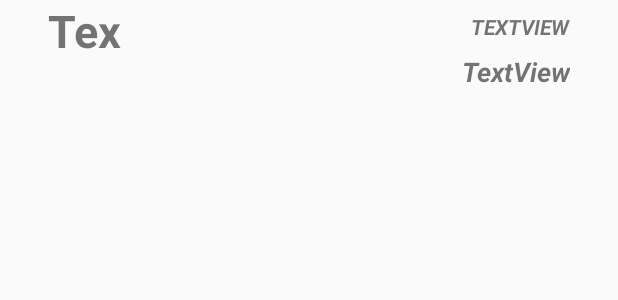
After one commit to jcapax/sqliteAndroid, an Android app: the layout custom_layout.xml on its own in the app's theme, with its tools: preview values and no code run, on a phone screen of 412 x 824 dp. The commit adds this screen. Shown: the top 300 px of the screen. Run offline under Robolectric (Android 15) with nearby library versions, the phone set to English and light mode, and no system bars.

Commit message:
commit general custom adapter listview

```diff
--- a/app/src/main/java/com/example/jcapax/sqliteandroid/BaseHelper.java
+++ b/app/src/main/java/com/example/jcapax/sqliteandroid/BaseHelper.java
@@ -47,7 +47,7 @@ public class BaseHelper extends SQLiteOpenHelper {
                 p.setNombre(c.getString(1));
                 p.setEdad(c.getInt(2));
 
-                lPer.add(p.toString());
+                lPer.add(p.getId()+" "+p.getNombre()+" "+p.getEdad());
             }
         }catch(Exception e){
 
--- /dev/null
+++ b/app/src/main/res/layout/custom_layout.xml
@@ -0,0 +1,52 @@
+<?xml version="1.0" encoding="utf-8"?>
+<android.support.constraint.ConstraintLayout xmlns:android="http://schemas.android.com/apk/res/android"
+    xmlns:app="http://schemas.android.com/apk/res-auto"
+    xmlns:tools="http://schemas.android.com/tools"
+    android:layout_width="match_parent"
+    android:layout_height="match_parent"
+    tools:context="com.example.jcapax.sqliteandroid.Mostrar">
+
+
+    <TextView
+        android:id="@+id/txtView_id"
+        android:layout_width="52dp"
+        android:layout_height="41dp"
+        android:layout_marginLeft="32dp"
+        android:text="TextView"
+        android:textSize="30sp"
+        android:textStyle="bold"
+        app:layout_constraintLeft_toLeftOf="parent"
+        tools:layout_editor_absoluteY="14dp" />
+
+    <TextView
+        android:id="@+id/txtView_detalle"
+        android:layout_width="wrap_content"
+        android:layout_height="wrap_content"
+        android:layout_marginRight="32dp"
+        android:layout_marginTop="8dp"
+        android:text="TextView"
+        android:textAllCaps="true"
+        android:textStyle="bold|italic"
+        app:layout_constraintRight_toRightOf="parent"
+        app:layout_constraintTop_toTopOf="parent" />
+
+    <TextView
+        android:id="@+id/txtView_edad"
+        android:layout_width="wrap_content"
+        android:layout_height="wrap_content"
+        android:layout_marginRight="32dp"
+        android:layout_marginTop="8dp"
+        android:text="TextView"
+        android:textSize="18sp"
+        android:textStyle="bold|italic"
+        android:visibility="visible"
+        app:layout_constraintRight_toRightOf="parent"
+        app:layout_constraintTop_toBottomOf="@+id/txtView_detalle" />
+
+    <android.support.constraint.Guideline
+        android:layout_width="wrap_content"
+        android:layout_height="wrap_content"
+        android:id="@+id/guideline"
+        app:layout_constraintGuide_begin="70dp"
+        android:orientation="horizontal" />
+</android.support.constraint.ConstraintLayout>
```
Also changed, not shown: app/src/main/java/com/example/jcapax/sqliteandroid/Mostrar.java (+55 -27 lines), app/src/main/res/layout/activity_mostrar.xml (+10 -4 lines).
